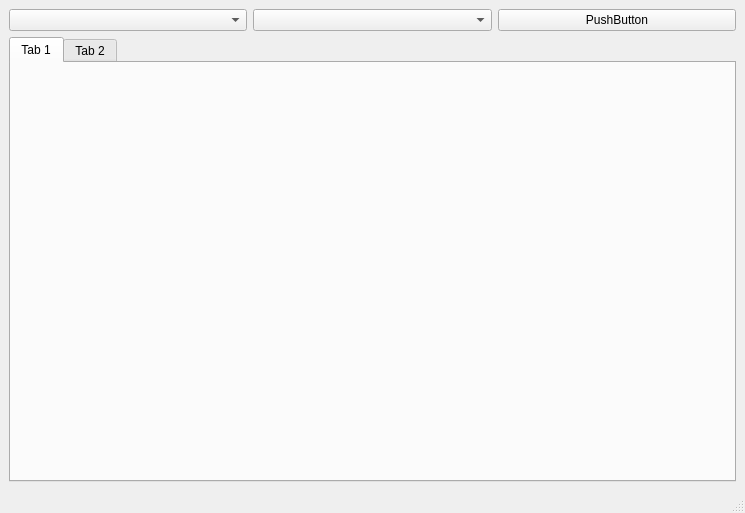
This is cv2/main_window.ui in trnila/biological_algorithms as Qt 5 draws it before an edit. The edited form follows.
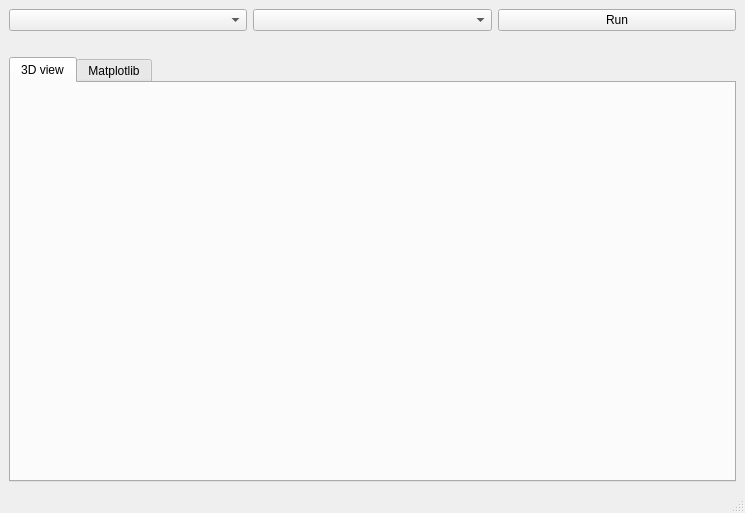
This is the edited form.

Commit message: lab2: render matplotlib after update

```diff
--- a/cv2/main_window.ui
+++ b/cv2/main_window.ui
@@ -26,7 +26,14 @@
       <item row="0" column="2">
        <widget class="QPushButton" name="pushButton">
         <property name="text">
-         <string>PushButton</string>
+         <string>Run</string>
+        </property>
+       </widget>
+      </item>
+      <item row="1" column="0" colspan="2">
+       <widget class="QLabel" name="result">
+        <property name="text">
+         <string/>
         </property>
        </widget>
       </item>
@@ -42,7 +49,7 @@
       </property>
       <widget class="QWidget" name="tab">
        <attribute name="title">
-        <string>Tab 1</string>
+        <string>3D view</string>
        </attribute>
        <layout class="QVBoxLayout" name="verticalLayout_3">
         <item>
@@ -52,7 +59,7 @@
       </widget>
       <widget class="QWidget" name="tab_2">
        <attribute name="title">
-        <string>Tab 2</string>
+        <string>Matplotlib</string>
        </attribute>
        <layout class="QHBoxLayout" name="horizontalLayout">
         <item>
```
The commit also changes 2 other files.
